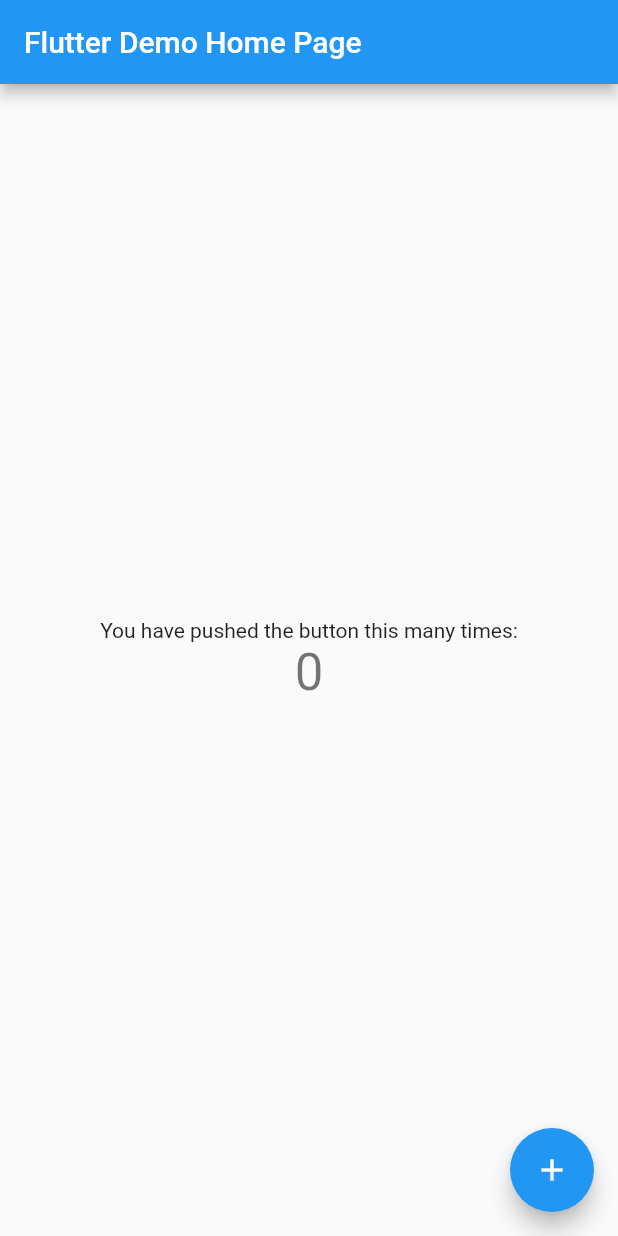
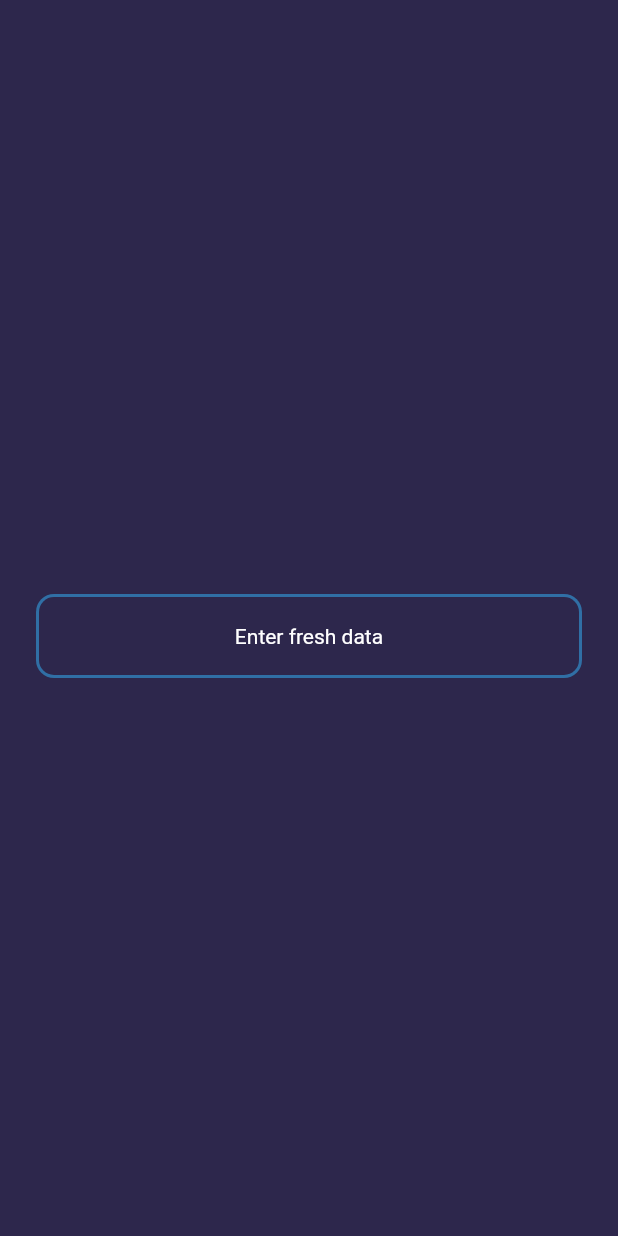
Before and after one commit to luuuuk/datavisualizationapp, a Flutter app: the screen it shows after launch, on a phone screen of 412 x 824 dp. Run offline on Flutter 3.47's test engine with Material 2 defaults, Android fonts, the phone set to English and light mode, and no system bars.

Commit message:
Added 'HomeScreen' which will be the landing screen after startup

```diff
--- a/lib/main.dart
+++ b/lib/main.dart
@@ -1,4 +1,6 @@
+import 'package:data_visualization_app/theme.dart';
 import 'package:flutter/material.dart';
+import 'screens/home_screen.dart';
 
 void main() => runApp(MyApp());
 
@@ -7,105 +9,20 @@ class MyApp extends StatelessWidget {
   @override
   Widget build(BuildContext context) {
     return MaterialApp(
-      title: 'Flutter Demo',
+      title: 'Data Visualization',
       theme: ThemeData(
-        // This is the theme of your application.
-        //
-        // Try running your application with "flutter run". You'll see the
-        // application has a blue toolbar. Then, without quitting the app, try
-        // changing the primarySwatch below to Colors.green and then invoke
-        // "hot reload" (press "r" in the console where you ran "flutter run",
-        // or simply save your changes to "hot reload" in a Flutter IDE).
-        // Notice that the counter didn't reset back to zero; the application
-        // is not restarted.
-        primarySwatch: Colors.blue,
+        brightness: Brightness.light,
+        primaryColor: ThemeColors.darkBlue,
+        accentColor: ThemeColors.yellowGreenish,
+
+        // Define the default font family.
+        fontFamily: 'Roboto',
       ),
-      home: MyHomePage(title: 'Flutter Demo Home Page'),
+      debugShowCheckedModeBanner: false,
+      initialRoute: HomeScreen.routeName,
+      routes: {
+        HomeScreen.routeName: (context) => HomeScreen(),
+      },
     );
   }
 }
-
-class MyHomePage extends StatefulWidget {
-  MyHomePage({Key key, this.title}) : super(key: key);
-
-  // This widget is the home page of your application. It is stateful, meaning
-  // that it has a State object (defined below) that contains fields that affect
-  // how it looks.
-
-  // This class is the configuration for the state. It holds the values (in this
-  // case the title) provided by the parent (in this case the App widget) and
-  // used by the build method of the State. Fields in a Widget subclass are
-  // always marked "final".
-
-  final String title;
-
-  @override
-  _MyHomePageState createState() => _MyHomePageState();
-}
-
-class _MyHomePageState extends State<MyHomePage> {
-  int _counter = 0;
-
-  void _incrementCounter() {
-    setState(() {
-      // This call to setState tells the Flutter framework that something has
-      // changed in this State, which causes it to rerun the build method below
-      // so that the display can reflect the updated values. If we changed
-      // _counter without calling setState(), then the build method would not be
-      // called again, and so nothing would appear to happen.
-      _counter++;
-    });
-  }
-
-  @override
-  Widget build(BuildContext context) {
-    // This method is rerun every time setState is called, for instance as done
-    // by the _incrementCounter method above.
-    //
-    // The Flutter framework has been optimized to make rerunning build methods
-    // fast, so that you can just rebuild anything that needs updating rather
-    // than having to individually change instances of widgets.
-    return Scaffold(
-      appBar: AppBar(
-        // Here we take the value from the MyHomePage object that was created by
-        // the App.build method, and use it to set our appbar title.
-        title: Text(widget.title),
-      ),
-      body: Center(
-        // Center is a layout widget. It takes a single child and positions it
-        // in the middle of the parent.
-        child: Column(
-          // Column is also a layout widget. It takes a list of children and
-          // arranges them vertically. By default, it sizes itself to fit its
-          // children horizontally, and tries to be as tall as its parent.
-          //
-          // Invoke "debug painting" (press "p" in the console, choose the
-          // "Toggle Debug Paint" action from the Flutter Inspector in Android
-          // Studio, or the "Toggle Debug Paint" command in Visual Studio Code)
-          // to see the wireframe for each widget.
-          //
-          // Column has various properties to control how it sizes itself and
-          // how it positions its children. Here we use mainAxisAlignment to
-          // center the children vertically; the main axis here is the vertical
-          // axis because Columns are vertical (the cross axis would be
-          // horizontal).
-          mainAxisAlignment: MainAxisAlignment.center,
-          children: <Widget>[
-            Text(
-              'You have pushed the button this many times:',
-            ),
-            Text(
-              '$_counter',
-              style: Theme.of(context).textTheme.display1,
-            ),
-          ],
-        ),
-      ),
-      floatingActionButton: FloatingActionButton(
-        onPressed: _incrementCounter,
-        tooltip: 'Increment',
-        child: Icon(Icons.add),
-      ), // This trailing comma makes auto-formatting nicer for build methods.
-    );
-  }
-}
--- /dev/null
+++ b/lib/screens/home_screen.dart
@@ -0,0 +1,45 @@
+import 'package:data_visualization_app/theme.dart';
+import 'package:flutter/cupertino.dart';
+import 'package:flutter/material.dart';
+
+class HomeScreen extends StatefulWidget {
+  static const routeName = '/';
+  @override
+  _HomeScreenState createState() => new _HomeScreenState();
+}
+
+class _HomeScreenState extends State<HomeScreen> {
+  @override
+  Widget build(BuildContext context) {
+    return Scaffold(
+      body: Container(
+        color: ThemeColors.darkBlue,
+        child: Center(
+          child: Column(
+            mainAxisAlignment: MainAxisAlignment.center,
+            children: [
+              Container(
+                width: double.maxFinite,
+                margin: EdgeInsets.fromLTRB(24, 24, 24, 0),
+                decoration: BoxDecoration(
+                    color: ThemeColors.lightBlue,
+                    borderRadius: BorderRadius.circular(12)),
+                padding: EdgeInsets.all(2.0),
+                child: Container(
+                    padding: EdgeInsets.all(18.0),
+                    decoration: BoxDecoration(
+                        color: ThemeColors.darkBlue,
+                        borderRadius: BorderRadius.circular(10)),
+                    child: Text(
+                      "Enter fresh data",
+                      style: TextStyle(color: Colors.white),
+                      textAlign: TextAlign.center,
+                    )),
+              )
+            ],
+          ),
+        ),
+      ),
+    );
+  }
+}
```
